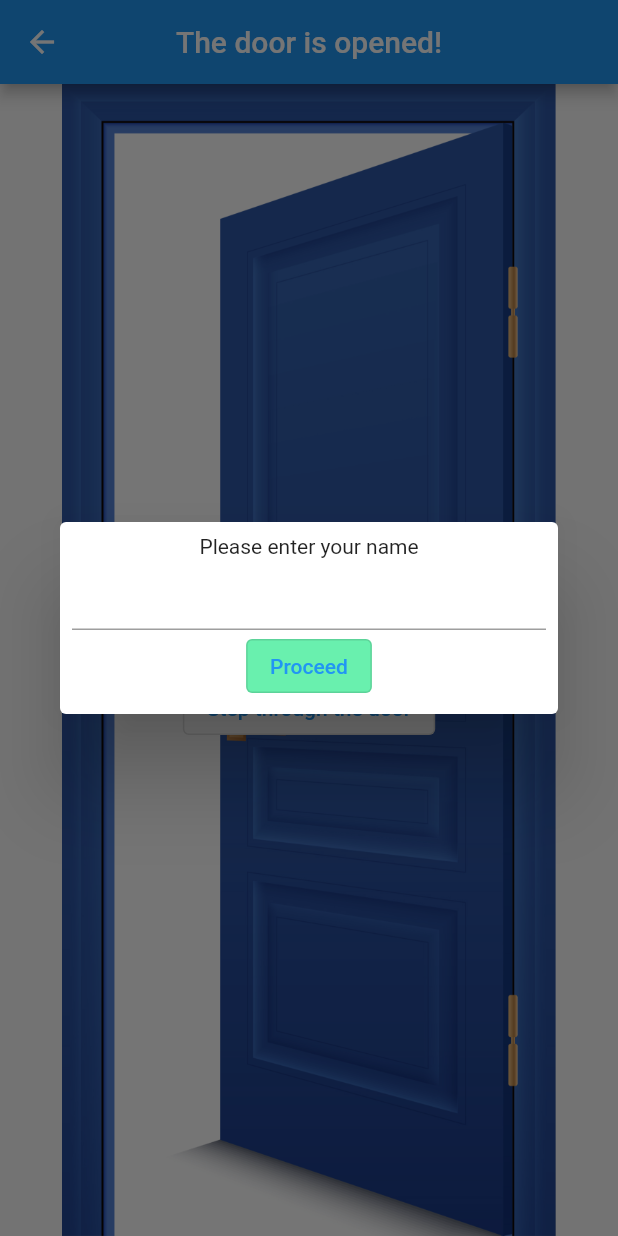
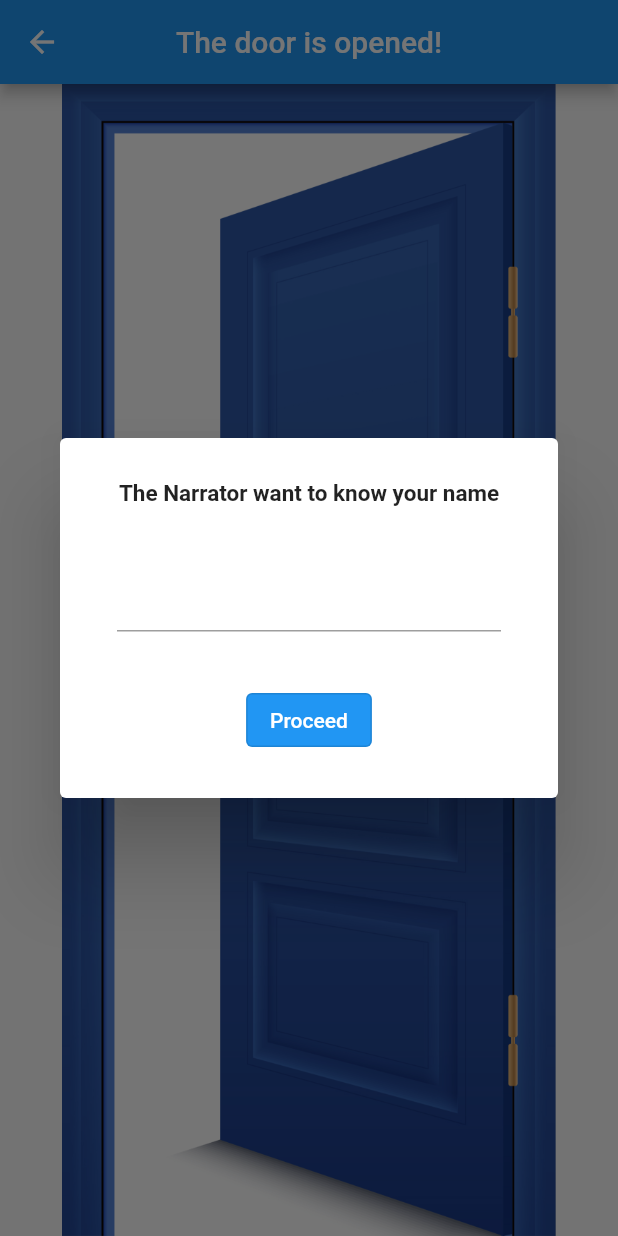
Before and after one commit to MasterChiefCarl/Garces_CarlBenedict_todos, a Flutter app: the UnlockedDoorScreen screen opened directly, after a tap on "Step through the door", on a phone screen of 412 x 824 dp. Run offline on Flutter 3.47's test engine with Material 2 defaults, Android fonts, the phone set to English and light mode, and no system bars.

Commit message:
the_great_adventure completed

```diff
--- a/the_great_adventure/lib/screens/unlocked_door_screen.dart
+++ b/the_great_adventure/lib/screens/unlocked_door_screen.dart
@@ -44,6 +44,7 @@ class _UnlockedDoorScreenState extends State<UnlockedDoorScreen> {
                     ),
                     onPressed: () async {
                       String? player = await showDialog(
+                          barrierDismissible: false,
                           context: context,
                           builder: (BuildContext dialogContext) {
                             return const PlayerNameInput();
@@ -79,6 +80,8 @@ class PlayerNameInput extends StatefulWidget {
 
 class _PlayerNameInputState extends State<PlayerNameInput> {
   TextEditingController controller = TextEditingController();
+
+  String status = '';
   @override
   Widget build(BuildContext context) {
     return Dialog(
@@ -86,19 +89,59 @@ class _PlayerNameInputState extends State<PlayerNameInput> {
         padding: const EdgeInsets.all(8.0),
         child: Column(
           mainAxisSize: MainAxisSize.min,
+          mainAxisAlignment: MainAxisAlignment.center,
           children: [
-            const Text("Please enter your name"),
+            Container(
+                padding: const EdgeInsets.all(10),
+                margin: const EdgeInsets.symmetric(vertical: 10),
+                child: const Text("The Narrator want to know your name",
+                    textAlign: TextAlign.center,
+                    style:
+                        TextStyle(fontSize: 15, fontWeight: FontWeight.bold))),
+            Container(
+              padding: const EdgeInsets.fromLTRB(30, 5, 30, 5),
+              margin: const EdgeInsets.symmetric(vertical: 10),
+              child: Column(
+                children: [
                   TextFormField(
+                    textAlign: TextAlign.center,
+                    textCapitalization: TextCapitalization.words,
+                    cursorColor: Colors.black,
+                    cursorHeight: 20,
                     controller: controller,
                   ),
-            OutlinedButton(
+                  if (status.isNotEmpty)
+                    Text(status,
+                        textAlign: TextAlign.center,
+                        style: const TextStyle(
+                            color: Colors.red, fontWeight: FontWeight.bold)),
+                ],
+              ),
+            ),
+            Container(
+              padding: const EdgeInsets.all(10),
+              margin: const EdgeInsets.symmetric(vertical: 10),
+              child: OutlinedButton(
                 style: ButtonStyle(
-                backgroundColor: MaterialStateProperty.all(Colors.greenAccent),
+                  backgroundColor: MaterialStateProperty.all(Colors.blue),
                 ),
                 onPressed: () {
+                  if (controller.text.isNotEmpty) {
                     Navigator.of(context).pop(controller.text);
+                  } else {
+                    if (mounted) {
+                      setState(() {
+                        status =
+                            "Please Input Your Name. Click Proceed when done";
+                      });
+                    }
+                  }
                 },
-              child: const Text("Proceed"),
+                child: const Text(
+                  "Proceed",
+                  style: TextStyle(color: Colors.white),
+                ),
+              ),
             ),
           ],
         ),
```
Also changed, not shown: the_great_adventure/lib/screens/door_unlock_screen.dart (+8 -4 lines), the_great_adventure/lib/screens/final_screen.dart (+10 -4 lines). Lines whose indentation alone changed are shown as unchanged.
